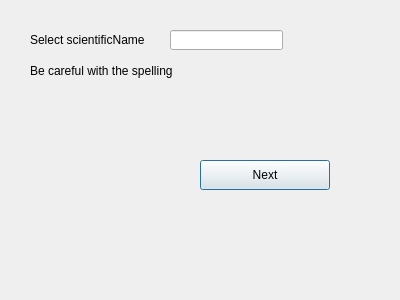
This is WFS_search.ui in albabjorkman/GIT-project as Qt 5 draws it before an edit. The edited form follows.
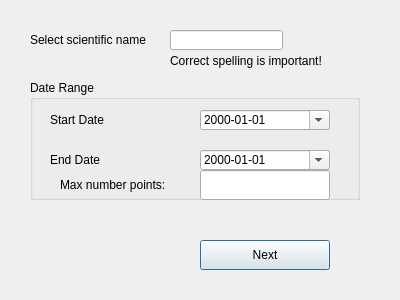
This is the edited form.

The edit to the form file:
```diff
--- a/WFS_search.ui
+++ b/WFS_search.ui
@@ -17,7 +17,7 @@
    <property name="geometry">
     <rect>
      <x>200</x>
-     <y>160</y>
+     <y>240</y>
      <width>130</width>
      <height>30</height>
     </rect>
@@ -26,7 +26,8 @@
     <string>Next</string>
    </property>
   </widget>
-  <widget class="QLabel" name="lableAreaType_2">
+
+  <widget class="QLabel" name="labelAreaType_2">
    <property name="geometry">
     <rect>
      <x>30</x>
@@ -36,9 +37,10 @@
     </rect>
    </property>
    <property name="text">
-    <string>Select scientificName</string>
+    <string>Select scientific name</string>
    </property>
   </widget>
+
   <widget class="QLineEdit" name="scientificName">
    <property name="geometry">
     <rect>
@@ -49,19 +51,121 @@
     </rect>
    </property>
   </widget>
-  <widget class="QLabel" name="lableAreaType_3">
+
+  <widget class="QLabel" name="labelReminder">
    <property name="geometry">
     <rect>
-     <x>30</x>
-     <y>50</y>
+     <x>170</x>
+     <y>40</y>
      <width>151</width>
      <height>41</height>
     </rect>
    </property>
    <property name="text">
-    <string>Be careful with the spelling</string>
+    <string>Correct spelling is important!</string>
    </property>
   </widget>
+
+  <widget class="QGroupBox" name="dateAndTimeBox">
+    <property name="geometry">
+        <rect>
+            <x>30</x>
+            <y>80</y>
+            <width>330</width>
+            <height>120</height>
+        </rect>
+    </property>
+    <property name="title">
+        <string>Date Range</string>
+    </property>
+    <widget class="QLabel" name="labelStartDate">
+        <property name="geometry">
+            <rect>
+                <x>20</x>
+                <y>30</y>
+                <width>130</width>
+                <height>20</height>
+            </rect>
+        </property>
+        <property name="text">
+            <string>Start Date</string>
+        </property>
+    </widget>
+    <widget class="QDateEdit" name="startDate">
+        <property name="geometry">
+            <rect>
+                <x>170</x>
+                <y>30</y>
+                <width>130</width>
+                <height>20</height>
+            </rect>
+        </property>
+        <property name="calendarPopup">
+            <bool>true</bool>
+        </property>
+        <property name="displayFormat">
+            <string>yyyy-MM-dd</string>
+        </property>
+    </widget>
+    <widget class="QLabel" name="labelEndDate">
+        <property name="geometry">
+            <rect>
+                <x>20</x>
+                <y>70</y>
+                <width>130</width>
+                <height>20</height>
+            </rect>
+        </property>
+        <property name="text">
+            <string>End Date</string>
+        </property>
+   </widget>
+   <widget class="QDateEdit" name="endDate">
+    <property name="geometry">
+     <rect>
+      <x>170</x>
+      <y>70</y>
+      <width>130</width>
+      <height>20</height>
+     </rect>
+    </property>
+    <property name="calendarPopup">
+     <bool>true</bool>
+    </property>
+    <property name="displayFormat">
+     <string>yyyy-MM-dd</string>
+    </property>
+   </widget>
+
+   <!-- Label max number WFS points -->
+   <widget class="QLabel" name="maxNbr_WFSLabel">
+   <property name="geometry">
+    <rect>
+     <x>30</x>
+     <y>90</y>
+     <width>130</width>
+     <height>30</height>
+    </rect>
+   </property>
+   <property name="text">
+    <string>Max number points:</string>
+   </property>
+  </widget>
+
+   <!-- QLineEdit max number WFS points -->
+   <widget class="QLineEdit" name="maxNbr_WFS">
+   <property name="geometry">
+    <rect>
+     <x>170</x>
+     <y>90</y>
+     <width>130</width>
+     <height>30</height>
+    </rect>
+   </property>
+  </widget>
+
+  </widget>
+
  </widget>
  <resources/>
  <connections/>
```
Left out of the diff: 3 changed lines with no effect on the pictures.
